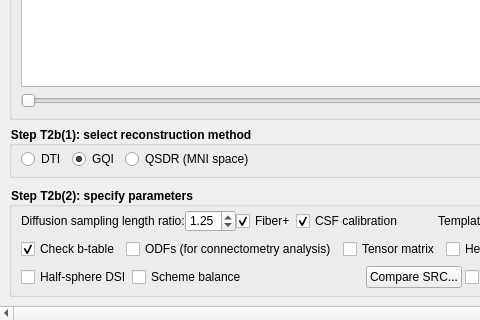
Old version of the form reconstruction/reconstruction_window.ui in the repository frankyeh/DSI-Studio; both pictures show x 0 to 480 and y 359 to 679 of the 780 by 679 pixel window.
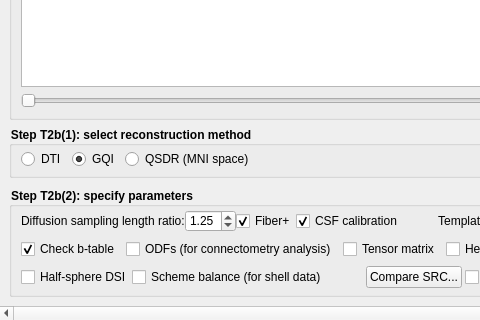
New version of the form. Icons and pictures are not drawn.

What changed in the file:
```diff
--- a/reconstruction/reconstruction_window.ui
+++ b/reconstruction/reconstruction_window.ui
@@ -881,7 +881,7 @@
                     <item>
                      <widget class="QCheckBox" name="scheme_balance">
                       <property name="text">
-                       <string>Scheme balance</string>
+                       <string>Scheme balance (for shell data)</string>
                       </property>
                      </widget>
                     </item>
```
